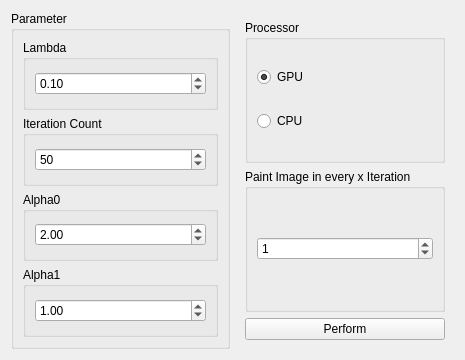
Before: the Qt Designer form source/modules/thrust_tgv/TGVWidget.ui in josefkoller/ambient_image_processor, drawn with Qt 5.
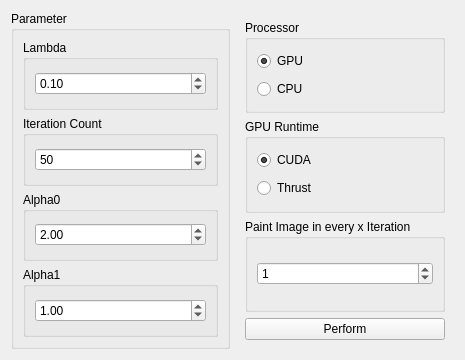
After: the same form once the commit is applied.

Commit message: tgv cuda v1

Diff of the .ui file:
```diff
--- a/source/modules/thrust_tgv/TGVWidget.ui
+++ b/source/modules/thrust_tgv/TGVWidget.ui
@@ -131,6 +131,32 @@
         </layout>
        </widget>
       </item>
+      <item>
+       <widget class="QGroupBox" name="groupBox_8">
+        <property name="title">
+         <string>GPU Runtime</string>
+        </property>
+        <layout class="QVBoxLayout" name="verticalLayout_8">
+         <item>
+          <widget class="QRadioButton" name="cuda_runtime_checkbox">
+           <property name="text">
+            <string>CUDA</string>
+           </property>
+           <property name="checked">
+            <bool>true</bool>
+           </property>
+          </widget>
+         </item>
+         <item>
+          <widget class="QRadioButton" name="thrust_runtime_checkbox">
+           <property name="text">
+            <string>Thrust</string>
+           </property>
+          </widget>
+         </item>
+        </layout>
+       </widget>
+      </item>
       <item>
        <widget class="QGroupBox" name="groupBox_7">
         <property name="title">
```
The commit also changes 7 other files.
